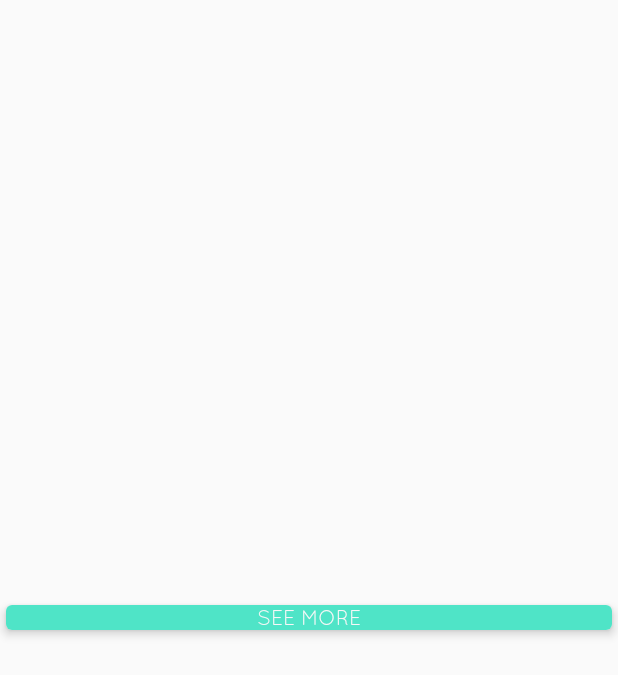
After one commit to lishiyo/soundbits, an Android app: the layout grid_item_section_footer.xml on its own in the app's theme, with its tools: preview values and no code run, on a phone screen of 412 x 824 dp. The commit adds this screen. Shown: the top 675 px of the screen. Run offline under Robolectric (Android 15) with nearby library versions, the phone set to English and light mode, and no system bars; Roboto replaces fonts that are not available here.

Commit message:
get it working

```diff
--- a/app/src/main/java/com/cziyeli/songbits/MainActivity.kt
+++ b/app/src/main/java/com/cziyeli/songbits/MainActivity.kt
@@ -47,7 +47,7 @@ class MainActivity : AppCompatActivity(), ConnectionStateCallback, MviView<OldHo
     private val mOnNavigationItemSelectedListener = BottomNavigationView.OnNavigationItemSelectedListener { item ->
         when (item.itemId) {
             R.id.navigation_home -> {
-                nav_oldhome_activity.setText(R.string.title_home)
+                nav_oldhome_activity.setText(R.string.title_oldhome)
                 return@OnNavigationItemSelectedListener true
             }
             R.id.navigation_dashboard -> {
--- a/app/src/main/res/layout/activity_main.xml
+++ b/app/src/main/res/layout/activity_main.xml
@@ -32,7 +32,7 @@
 		android:layout_marginLeft="128dp"
 		android:layout_marginTop="336dp"
 		android:background="@color/cardview_dark_background"
-		android:text="@string/title_home"
+		android:text="@string/title_oldhome"
 		android:visibility="gone"
 		app:layout_constraintBottom_toTopOf="@+id/navigation"
 		app:layout_constraintEnd_toEndOf="parent"
@@ -50,7 +50,7 @@
 		android:layout_marginStart="8dp"
 		android:layout_marginTop="160dp"
 		android:background="@color/colorPrimaryDark"
-		android:text="@string/title_home_real"
+		android:text="@string/title_home"
 		android:visibility="gone"
 		app:layout_constraintBottom_toBottomOf="@+id/navigation"
 		app:layout_constraintEnd_toEndOf="parent"
--- /dev/null
+++ b/app/src/main/res/layout/grid_item_section_footer.xml
@@ -0,0 +1,40 @@
+<?xml version="1.0" encoding="utf-8"?>
+
+<android.support.v7.widget.CardView
+	android:id="@+id/rootView"
+	xmlns:android="http://schemas.android.com/apk/res/android"
+	xmlns:tools="http://schemas.android.com/tools"
+	xmlns:card_view="http://schemas.android.com/apk/res-auto"
+	android:layout_width="match_parent"
+	android:layout_height="wrap_content"
+	card_view:cardCornerRadius="@dimen/card_radius"
+	card_view:cardElevation="@dimen/card_radius"
+	card_view:cardPreventCornerOverlap="false"
+	android:layout_margin="@dimen/grid_playlist_margin"
+	android:foreground="?android:attr/selectableItemBackground"
+	android:layout_gravity="center"
+	>
+
+	<FrameLayout
+		android:layout_width="match_parent"
+		android:layout_height="match_parent"
+		android:layout_gravity="center"
+		android:background="@color/colorAccent"
+		>
+
+		<TextView
+			android:id="@+id/tvSeeMore"
+			android:text="@string/home_see_more"
+			android:fontFamily="@font/quicksand"
+			android:layout_width="match_parent"
+			android:layout_height="match_parent"
+			android:gravity="center"
+			android:layout_gravity="center"
+			android:textAlignment="center"
+			android:textAllCaps="true"
+			android:textColor="@color/colorWhite"
+		/>
+
+	</FrameLayout>
+
+</android.support.v7.widget.CardView>
--- a/app/src/main/res/layout/playlists_item_square.xml
+++ b/app/src/main/res/layout/playlists_item_square.xml
@@ -1,4 +1,5 @@
 <?xml version="1.0" encoding="utf-8"?>
+
 <android.support.v7.widget.CardView
 	xmlns:android="http://schemas.android.com/apk/res/android"
 	xmlns:app="http://schemas.android.com/apk/res-auto"
@@ -8,6 +9,7 @@
 	app:cardElevation="1dp"
 	android:layout_margin="5dp"
 	app:cardBackgroundColor="@android:color/holo_blue_dark">
+
 	<LinearLayout
 		android:id="@+id/playlist_item_container"
 		android:clickable="true"
@@ -72,4 +74,5 @@
 				android:textStyle="normal"/>
 		</LinearLayout>
 	</LinearLayout>
+
 </android.support.v7.widget.CardView>
--- a/app/src/main/res/menu/navigation.xml
+++ b/app/src/main/res/menu/navigation.xml
@@ -4,7 +4,7 @@
 	<item
 		android:id="@+id/navigation_home"
 		android:icon="@drawable/ic_home_black_24dp"
-		android:title="@string/title_home" />
+		android:title="@string/title_oldhome" />
 
 	<item
 		android:id="@+id/navigation_dashboard"
--- a/app/src/main/res/values/colors.xml
+++ b/app/src/main/res/values/colors.xml
@@ -4,7 +4,7 @@
 
 	<!--<color name="colorPrimary">@color/space_time</color>-->
 	<color name="colorPrimary">@color/ruby_grapefruit</color>
-	<color name="colorPrimaryDark">@color/space_time</color>
+	<color name="colorPrimaryDark">@color/colorRed</color>
 	<color name="colorPurple">@color/persian_blue</color>
 	<color name="colorAccent">@color/turquoise</color>
 	<color name="colorRed">@color/violet_red</color>
@@ -40,7 +40,7 @@
 
 	<!-- https://www.canva.com/learn/brand-color-palette/ -->
 	<color name="rosa">#f2AD9F</color>
-	<color name="ruby_grapefruit">#ff403b</color>
+	<color name="ruby_grapefruit">#FF4477</color>
 	<color name="limestone">#DFE2D2</color>
 	<color name="venice_verde">#6CBF84</color>
 	<color name="moss_river">#323339</color>
--- a/app/src/main/res/values/dimens.xml
+++ b/app/src/main/res/values/dimens.xml
@@ -15,8 +15,9 @@
 	<!-- TAB: HOME -->
 	<dimen name="home_header_height">160dp</dimen>
 	<dimen name="playlist_item_width">110dp</dimen>
-	<dimen name="playlist_image_height">100dp</dimen>
+	<dimen name="playlist_image_height">90dp</dimen>
 	<dimen name="card_radius">4dp</dimen>
+	<dimen name="grid_playlist_margin">4dp</dimen>
 
 	<!-- PlaylistCard -->
 	<dimen name="playlist_card_full_height">500dp</dimen>
```
Also changed, not shown: app/src/main/java/com/cziyeli/songbits/home/Adapter.kt (+98 -0 lines), app/src/main/java/com/cziyeli/songbits/home/HomeFragment.kt (+47 -19 lines), app/src/main/res/layout/grid_item_playlist.xml (added, +50 -0 lines), app/src/main/res/layout/grid_item_section_header.xml (added, +22 -0 lines), app/src/main/res/layout/grid_item_section_loading.xml (added, +16 -0 lines), app/src/main/res/values/strings.xml (+8 -2 lines).
